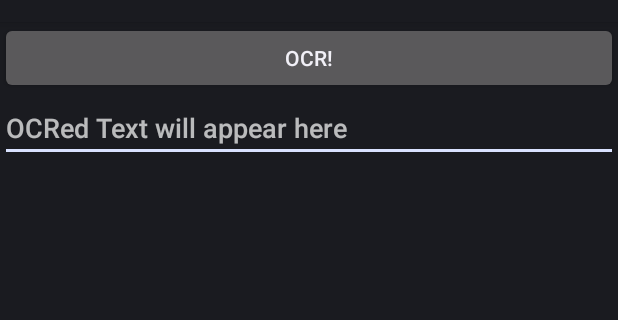
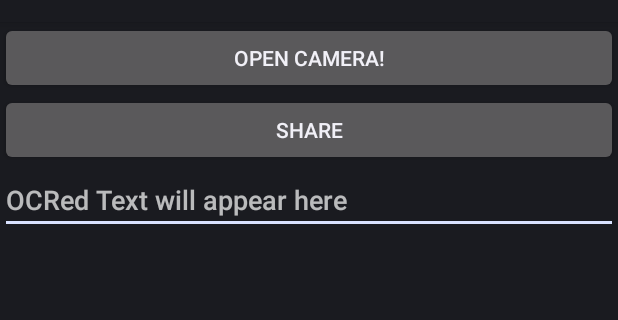
Before and after one commit to Dhavalc2012/Opticial-Character-Recognisation, an Android app: the screen it shows after launch (SimpleAndroidOCRActivity), on a phone screen of 412 x 824 dp, the part 62-382 px from its top. Run offline under Robolectric (Android 15) with nearby library versions, the phone set to English and light mode, and no system bars; libraries missing offline, so code that uses them is left out: com.googlecode.tesseract.

Commit message:
Sharing included
Sharing has been implemented in the app now

```diff
--- a/app/src/main/java/app/com/DC/Technathon/ocr1/SimpleAndroidOCRActivity.java
+++ b/app/src/main/java/app/com/DC/Technathon/ocr1/SimpleAndroidOCRActivity.java
@@ -15,6 +15,7 @@ import android.util.Log;
 import android.view.View;
 import android.widget.Button;
 import android.widget.EditText;
+import android.widget.Toast;
 
 import com.googlecode.tesseract.android.TessBaseAPI;
 
@@ -37,10 +38,12 @@ public class SimpleAndroidOCRActivity extends Activity {
     private static final String TAG = "SimpleAndroidOCR.java";
 
     protected Button _button;
+    protected Button _sharebtn;
     // protected ImageView _image;
     protected EditText _field;
     protected String _path;
     protected boolean _taken;
+    public String recognizedText="abcd";
 
     protected static final String PHOTO_TAKEN = "photo_taken";
 
@@ -100,16 +103,39 @@ public class SimpleAndroidOCRActivity extends Activity {
         _field = (EditText) findViewById(R.id.field);
         _button = (Button) findViewById(R.id.button);
         _button.setOnClickListener(new ButtonClickHandler());
+        _sharebtn = (Button) findViewById(R.id.sharebtn);
+        _sharebtn.setOnClickListener(new ButtonClickHandler());
+        _path = DATA_PATH + "/ocr.jpg";
 
-        _path = DATA_PATH + "/ocr.jpg";
+
     }
 
     public class ButtonClickHandler implements View.OnClickListener {
-        public void onClick(View view) {
-            Log.v(TAG, "Starting Camera app");
-            startCameraActivity();
+        public void onClick(View v) {
+            switch(v.getId())
+            {
+                case R.id.button: Log.v(TAG, "Starting Camera app");
+                startCameraActivity();
+                    break;
+                case R.id.sharebtn:
+                    if (recognizedText=="abcd")
+                        Toast.makeText(getApplicationContext(),"No content to share", Toast.LENGTH_LONG).show();
+                    else if (recognizedText.length() != 0) {
+                        Intent sendIntent = new Intent();
+
+                        sendIntent.setAction(Intent.ACTION_SEND);
+                        sendIntent.putExtra(Intent.EXTRA_TEXT, recognizedText + "\n-Shared using Text IT");
+                        sendIntent.setType("text/plain");
+                        startActivity(Intent.createChooser(sendIntent, getResources().getText(R.string.send_to)));
+                    }
+
+                    break;
+
+            }
         }
     }
+
+
 
     // Simple android photo capture:
     // http://labs.makemachine.net/2010/03/simple-android-photo-capture/
@@ -211,7 +237,7 @@ public class SimpleAndroidOCRActivity extends Activity {
         baseApi.init(DATA_PATH, lang);
         baseApi.setImage(bitmap);
 
-        String recognizedText = baseApi.getUTF8Text();
+        recognizedText = baseApi.getUTF8Text();
 
         baseApi.end();
 
--- a/app/src/main/res/layout/main.xml
+++ b/app/src/main/res/layout/main.xml
@@ -9,6 +9,11 @@
         android:layout_width="match_parent"
         android:layout_height="wrap_content"
         android:text="@string/button_text" />
+    <Button
+        android:id="@+id/sharebtn"
+        android:layout_width="match_parent"
+        android:layout_height="wrap_content"
+        android:text="@string/sharebtn_text" />
 
     <EditText
         android:id="@+id/field"
--- a/app/src/main/res/values/strings.xml
+++ b/app/src/main/res/values/strings.xml
@@ -3,7 +3,9 @@
 
     <string name="hello">Hello World, DatumDroidOCRActivity!</string>
     <string name="app_name">Text It !</string>
-    <string name="button_text">OCR!</string>
+    <string name="button_text">OPEN CAMERA!</string>
     <string name="text_hint">OCRed Text will appear here</string>
+    <string name="sharebtn_text">SHARE</string>
+    <string name="send_to">SEND TO</string>
 
 </resources>
```
